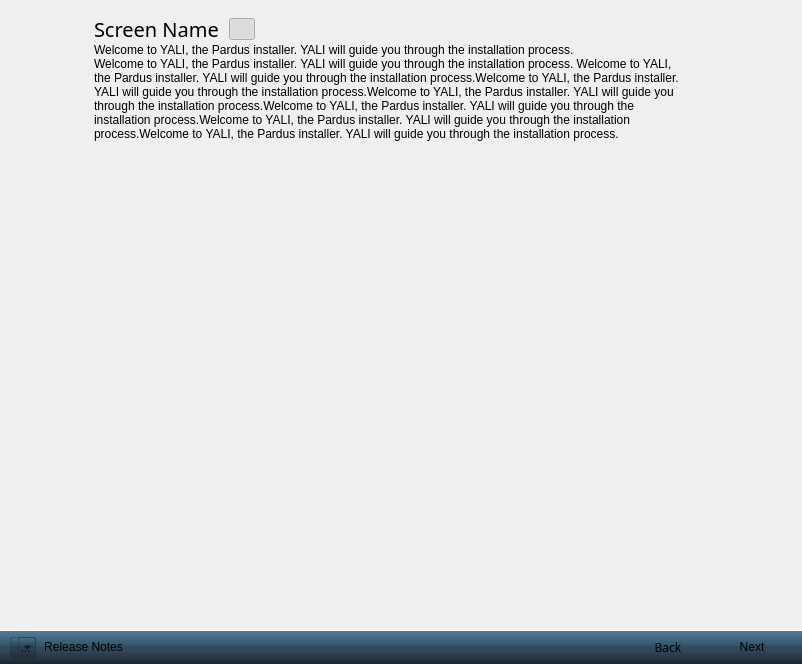
Old version of the form branches/yali/yali-proximate/yali/gui/Ui/main.ui in the repository pars-linux/uludag.
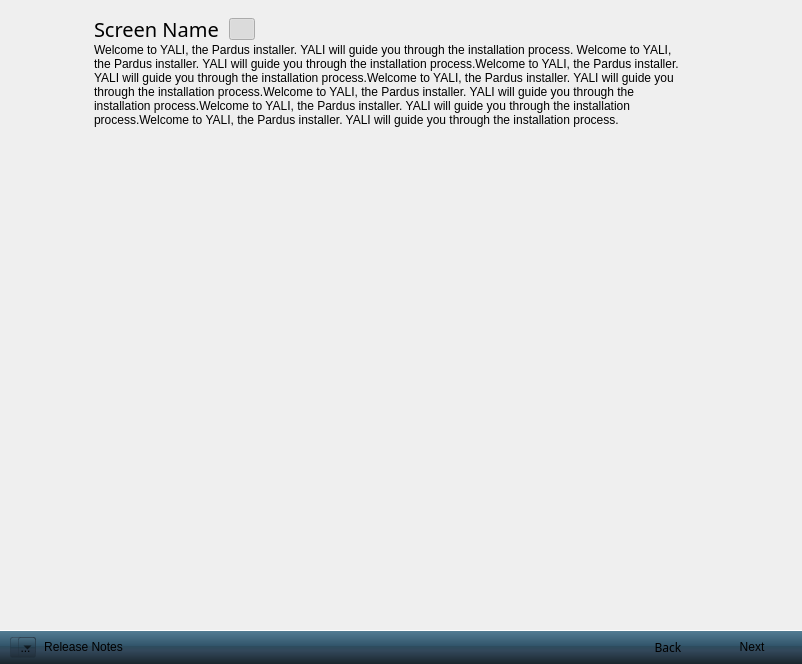
New version of the form. Icons and pictures are not drawn.

The edit to the form file:
```diff
--- a/branches/yali/yali-proximate/yali/gui/Ui/main.ui
+++ b/branches/yali/yali-proximate/yali/gui/Ui/main.ui
@@ -481,25 +481,6 @@
                <number>0</number>
               </property>
               <item row="0" column="0">
-               <widget class="QLabel" name="helpSummary">
-                <property name="sizePolicy">
-                 <sizepolicy hsizetype="Preferred" vsizetype="Minimum">
-                  <horstretch>0</horstretch>
-                  <verstretch>0</verstretch>
-                 </sizepolicy>
-                </property>
-                <property name="text">
-                 <string>Welcome to YALI, the Pardus installer. YALI will guide you through the installation process.</string>
-                </property>
-                <property name="alignment">
-                 <set>Qt::AlignLeading|Qt::AlignLeft|Qt::AlignTop</set>
-                </property>
-                <property name="wordWrap">
-                 <bool>true</bool>
-                </property>
-               </widget>
-              </item>
-              <item row="1" column="0">
                <widget class="QLabel" name="helpContent">
                 <property name="sizePolicy">
                  <sizepolicy hsizetype="Preferred" vsizetype="Minimum">
```
Left out of the diff: 2 changed lines with no effect on the pictures.
